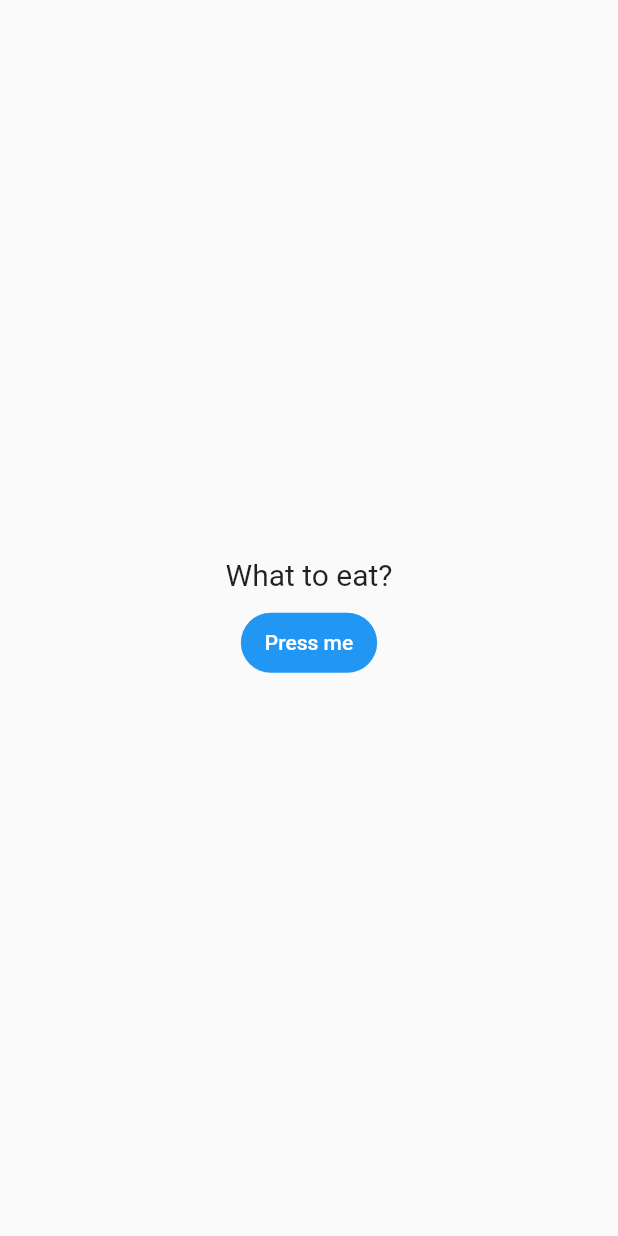
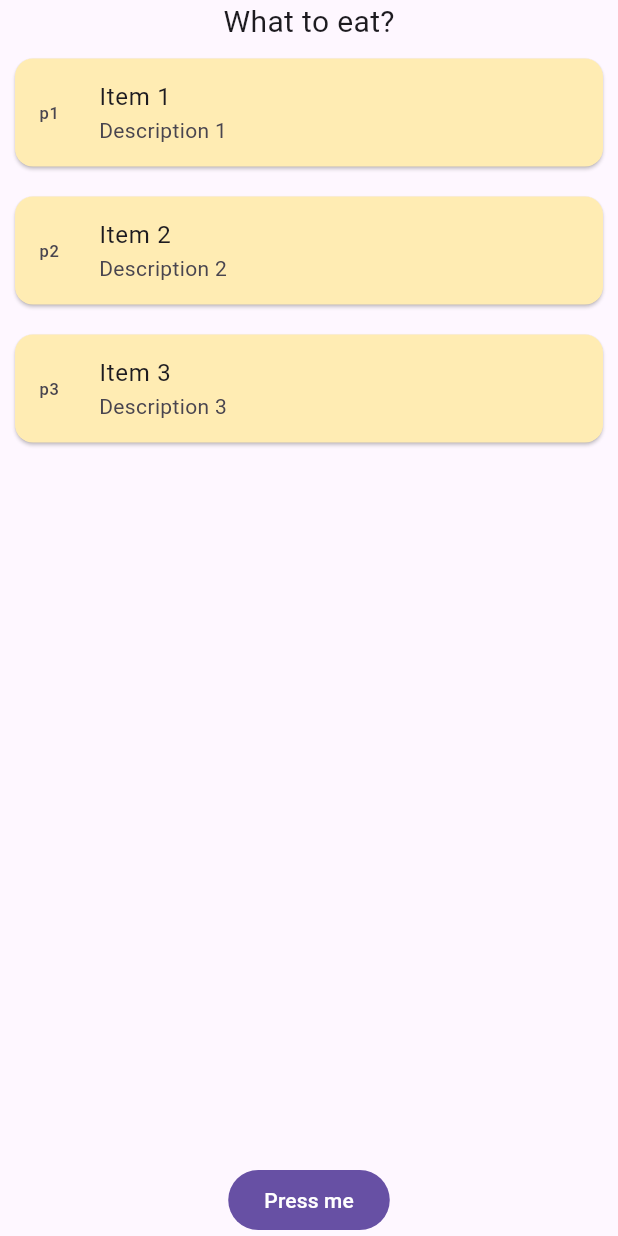
Before and after one commit to mikemklee/what_to_eat, a Flutter app: the screen it shows after launch, after a tap on "Press me", on a phone screen of 412 x 824 dp. Run offline on Flutter 3.47's test engine with Material 2 defaults, Android fonts, the phone set to English and light mode, and no system bars.

Commit message:
Add logic to load data from JSON

```diff
--- /dev/null
+++ b/assets/sample.json
@@ -0,0 +1,19 @@
+{
+    "items": [
+      {
+        "id": "p1",
+        "name": "Item 1",
+        "description": "Description 1"
+      },
+      {
+        "id": "p2",
+        "name": "Item 2",
+        "description": "Description 2"
+      },
+      {
+        "id": "p3",
+        "name": "Item 3",
+        "description": "Description 3"
+      }
+    ]
+  }
--- a/lib/main.dart
+++ b/lib/main.dart
@@ -1,4 +1,7 @@
 import 'package:flutter/material.dart';
+import 'dart:convert';
+
+import 'package:flutter/services.dart';
 
 void main() {
   runApp(const MyApp());
@@ -13,24 +16,16 @@ class MyApp extends StatelessWidget {
     return MaterialApp(
       title: 'What to eat',
       theme: ThemeData(
-        // This is the theme of your application.
-        //
-        // Try running your application with "flutter run". You'll see the
-        // application has a blue toolbar. Then, without quitting the app, try
-        // changing the primarySwatch below to Colors.green and then invoke
-        // "hot reload" (press "r" in the console where you ran "flutter run",
-        // or simply save your changes to "hot reload" in a Flutter IDE).
-        // Notice that the counter didn't reset back to zero; the application
-        // is not restarted.
+        useMaterial3: true,
         primarySwatch: Colors.blue,
       ),
-      home: const MyHomePage(title: 'What to eat'),
+      home: const HomePage(title: 'What to eat'),
     );
   }
 }
 
-class MyHomePage extends StatefulWidget {
-  const MyHomePage({super.key, required this.title});
+class HomePage extends StatefulWidget {
+  const HomePage({super.key, required this.title});
 
   // This widget is the home page of your application. It is stateful, meaning
   // that it has a State object (defined below) that contains fields that affect
@@ -44,12 +39,19 @@ class MyHomePage extends StatefulWidget {
   final String title;
 
   @override
-  State<MyHomePage> createState() => _MyHomePageState();
+  State<HomePage> createState() => _HomePageState();
 }
 
-class _MyHomePageState extends State<MyHomePage> {
-  var image;
-  void _fetchImage() {}
+class _HomePageState extends State<HomePage> {
+  List _items = [];
+
+  Future<void> readJson() async {
+    final String response = await rootBundle.loadString('assets/sample.json');
+    final data = await json.decode(response);
+    setState(() {
+      _items = data['items'];
+    });
+  }
 
   @override
   Widget build(BuildContext context) {
@@ -81,12 +83,27 @@ class _MyHomePageState extends State<MyHomePage> {
           mainAxisAlignment: MainAxisAlignment.center,
           children: <Widget>[
             const Text('What to eat?', style: TextStyle(fontSize: 20)),
-            SizedBox(height: 10),
-            FilledButton(
-                onPressed: () {
-                  print('Pressed');
-                },
-                child: const Text('Press me')),
+            _items.isNotEmpty
+                ? Expanded(
+                    child: ListView.builder(
+                      itemCount: _items.length,
+                      itemBuilder: (context, index) {
+                        return Card(
+                          key: ValueKey(_items[index]["id"]),
+                          margin: const EdgeInsets.all(10),
+                          color: Colors.amber.shade100,
+                          child: ListTile(
+                            leading: Text(_items[index]["id"]),
+                            title: Text(_items[index]["name"]),
+                            subtitle: Text(_items[index]["description"]),
+                          ),
+                        );
+                      },
+                    ),
+                  )
+                : Container(),
+            const SizedBox(height: 10),
+            FilledButton(onPressed: readJson, child: const Text('Press me')),
           ],
         ),
       ),
--- a/pubspec.yaml
+++ b/pubspec.yaml
@@ -59,7 +59,8 @@ flutter:
   uses-material-design: true
 
   # To add assets to your application, add an assets section, like this:
-  # assets:
+  assets:
+    - assets/sample.json
   #   - images/a_dot_burr.jpeg
   #   - images/a_dot_ham.jpeg
 
```
